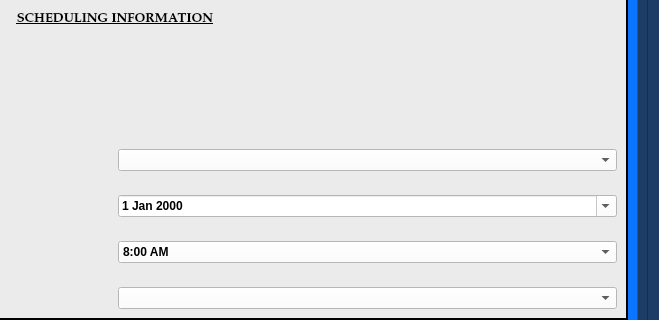
First picture: the form in munientry/views/ui/GeneralNoticeOfHearingDialog.ui, repository HunterProgram22/MuniEntry, before the edit; both pictures show x 429 to 1088 and y 310 to 630 of the 1088 by 737 pixel window.
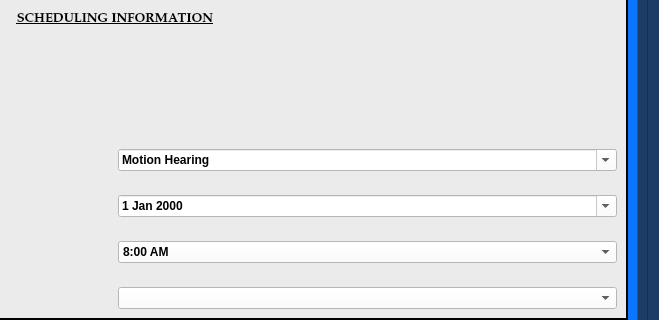
Second picture: the form after the edit. Custom widgets are drawn as their Qt base class.

Commit message: Increased font size to 12 for general and final jury notices.

```diff
--- a/munientry/views/ui/GeneralNoticeOfHearingDialog.ui
+++ b/munientry/views/ui/GeneralNoticeOfHearingDialog.ui
@@ -487,11 +487,9 @@
                  <property name="styleSheet">
                   <string notr="true">background-color: rgb(255, 255, 255);</string>
                  </property>
-                 <item>
-                  <property name="text">
-                   <string/>
-                  </property>
-                 </item>
+                 <property name="editable">
+                  <bool>true</bool>
+                 </property>
                  <item>
                   <property name="text">
                    <string>Motion Hearing</string>
```
The commit also changes 7 other files.
